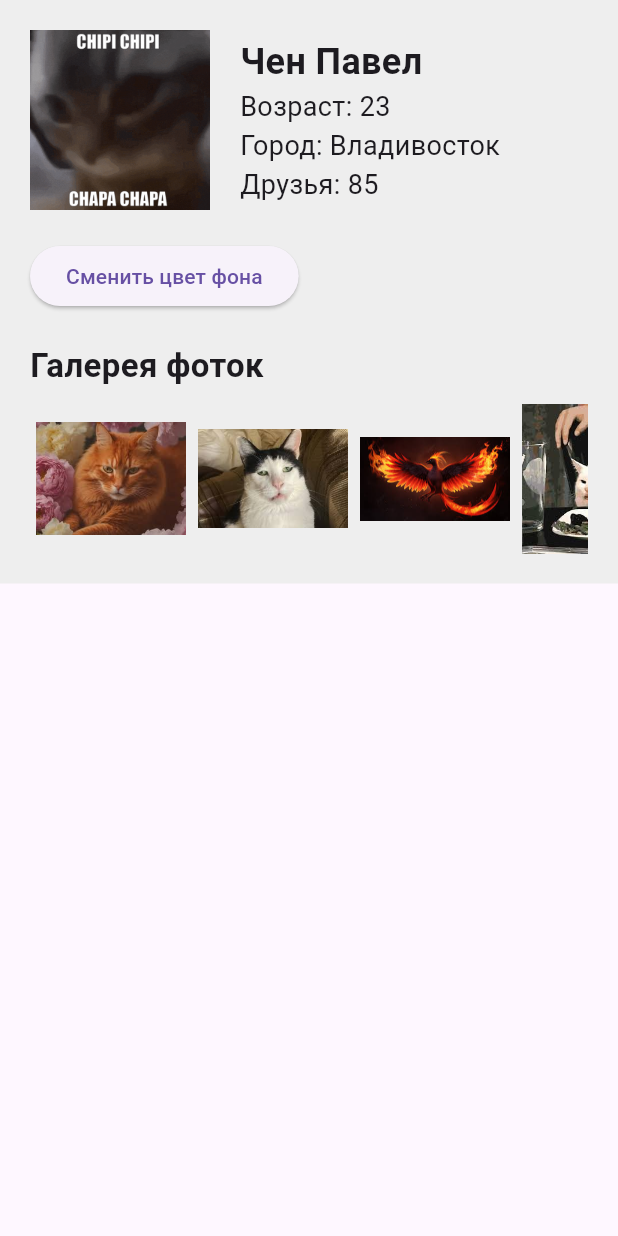
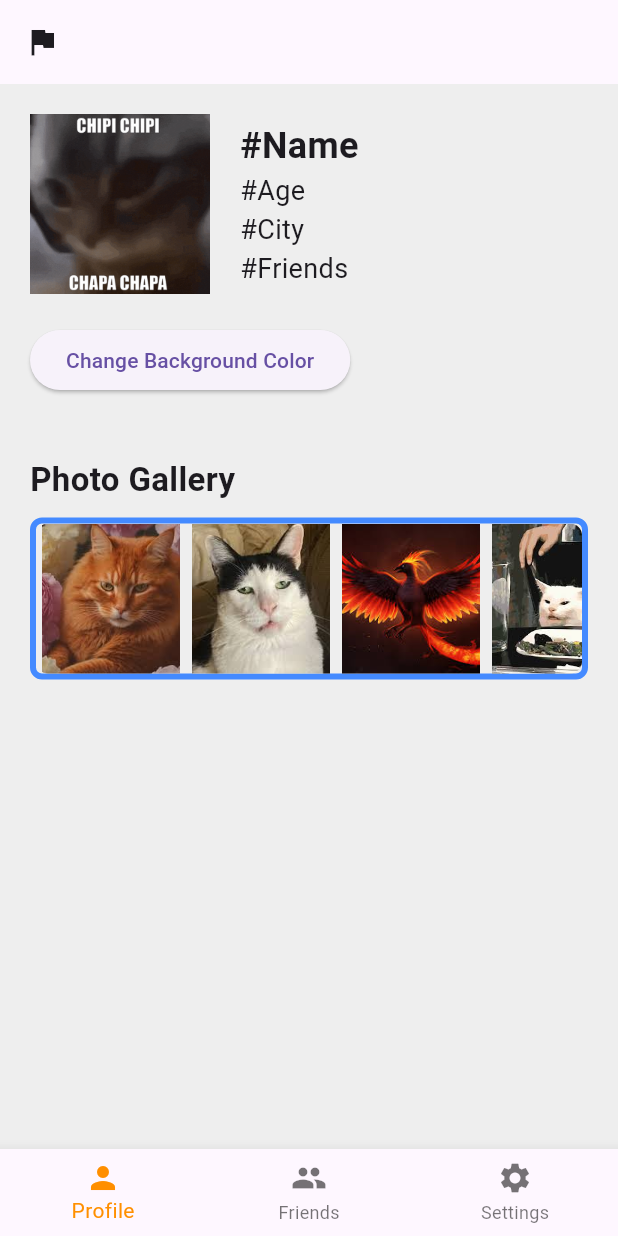
Before and after one commit to Pavel4en/Chen-Pavel-Sergeevich, a Flutter app: the screen it shows after launch, on a phone screen of 412 x 824 dp. Run offline on Flutter 3.47's test engine with Material 3 defaults, Android fonts, the phone set to English and light mode, and no system bars; our stand-ins replace easy_localization.

```diff
--- /dev/null
+++ b/assets/translations/en-US.json
@@ -0,0 +1,7 @@
+{
+  "change_background": "Change Background Color",
+  "photo_gallery": "Photo Gallery",
+  "profile": "Profile",
+  "friends": "Friends",
+  "settings": "Settings"
+}
--- /dev/null
+++ b/assets/translations/ru-RU.json
@@ -0,0 +1,7 @@
+{
+  "change_background": "Сменить цвет фона",
+  "photo_gallery": "Галерея фоток",
+  "profile": "Профиль",
+  "friends": "Друзья",
+  "settings": "Настройки"
+}
--- a/lib/app.dart
+++ b/lib/app.dart
@@ -1,4 +1,5 @@
 import 'package:flutter/material.dart';
+import 'package:easy_localization/easy_localization.dart';
 import 'homep.dart';
 
 class MyApp extends StatelessWidget {
@@ -6,8 +7,16 @@ class MyApp extends StatelessWidget {
 
   @override
   Widget build(BuildContext context) {
-    return const MaterialApp(
-      home: ProfilePage(),
+    return MaterialApp(
+      title: 'Flutter Demo',
+      theme: ThemeData(
+        primarySwatch: Colors.blue,
+        visualDensity: VisualDensity.adaptivePlatformDensity,
+      ),
+      home: const ProfilePage(),
+      localizationsDelegates: context.localizationDelegates,
+      supportedLocales: context.supportedLocales,
+      locale: context.locale,
     );
   }
 }
--- a/lib/homep.dart
+++ b/lib/homep.dart
@@ -1,15 +1,18 @@
 import 'dart:math';
 import 'package:flutter/material.dart';
+import 'package:easy_localization/easy_localization.dart';
 
 class ProfilePage extends StatefulWidget {
   const ProfilePage({super.key});
 
   @override
-  _ProfilePageState createState() => _ProfilePageState();
+  State<ProfilePage> createState() => _ProfilePageState();
 }
 
 class _ProfilePageState extends State<ProfilePage> {
   Color _backgroundColor = Colors.grey.shade200;
+
+  int _selectedIndex = 0;
 
   void _changeBackgroundColor() {
     setState(() {
@@ -17,14 +20,34 @@ class _ProfilePageState extends State<ProfilePage> {
     });
   }
 
+  void _onItemTapped(int index) {
+    setState(() {
+      _selectedIndex = index;
+    });
+  }
+
   @override
   Widget build(BuildContext context) {
     return Scaffold(
-      body: Container(
-        color: _backgroundColor,
+      appBar: AppBar(
+        title: Text(''.tr()),
+        leading: IconButton(
+          icon: Icon(context.locale == const Locale('en', 'US') ? Icons.flag : Icons.flag_outlined),
+          onPressed: () {
+            setState(() {
+              if (context.locale == const Locale('en', 'US')) {
+                context.setLocale(const Locale('ru', 'RU'));
+              } else {
+                context.setLocale(const Locale('en', 'US'));
+              }
+            });
+          },
+        ),
+        backgroundColor: Theme.of(context).appBarTheme.backgroundColor,
+      ),
+      body: SingleChildScrollView(
         child: Padding(
           padding: const EdgeInsets.all(20.0),
-          child: SingleChildScrollView(
           child: Column(
             crossAxisAlignment: CrossAxisAlignment.start,
             children: <Widget>[
@@ -36,10 +59,10 @@ class _ProfilePageState extends State<ProfilePage> {
                     child: Column(
                       crossAxisAlignment: CrossAxisAlignment.start,
                       children: <Widget>[
-                          Text('Чен Павел', style: TextStyle(fontSize: 24, fontWeight: FontWeight.bold)),
-                          Text('Возраст: 23', style: TextStyle(fontSize: 18)),
-                          Text('Город: Владивосток', style: TextStyle(fontSize: 18)),
-                          Text('Друзья: 85', style: TextStyle(fontSize: 18)),
+                        Text('#Name', style: TextStyle(fontSize: 24, fontWeight: FontWeight.bold)),
+                        Text('#Age', style: TextStyle(fontSize: 18)),
+                        Text('#City', style: TextStyle(fontSize: 18)),
+                        Text('#Friends', style: TextStyle(fontSize: 18)),
                       ],
                     ),
                   ),
@@ -48,29 +71,59 @@ class _ProfilePageState extends State<ProfilePage> {
               const SizedBox(height: 20),
               ElevatedButton(
                 onPressed: _changeBackgroundColor,
-                  child: const Text('Сменить цвет фона'),
+                child: Text('change_background'.tr()),
               ),
-                const SizedBox(height: 20),
-                const Text('Галерея фоток', style: TextStyle(fontSize: 22, fontWeight: FontWeight.bold)),
+              const SizedBox(height: 40),
+              Text('photo_gallery'.tr(), style: const TextStyle(fontSize: 22, fontWeight: FontWeight.bold)),
               const SizedBox(height: 10),
-                SizedBox(
+              Container(
+                decoration: BoxDecoration(
+                  border: Border.all(color: Colors.blueAccent, width: 4),
+                  borderRadius: BorderRadius.circular(8),
+                ),
+                child: ClipRRect(
+                  borderRadius: BorderRadius.circular(8),
+                  child: SizedBox(
                     height: 100.0,
                     child: ListView.builder(
                       scrollDirection: Axis.horizontal,
                       itemCount: 5,
                       itemBuilder: (context, index) {
-                      return Container(
-                        width: 100.0,
+                        return AspectRatio(
+                          aspectRatio: 1,
+                          child: Container(
                             margin: const EdgeInsets.symmetric(horizontal: 4.0),
-                        child: Image.asset('assets/images/photo${index + 1}.jpeg'),
+                            child: Image.asset('assets/images/photo${index + 1}.jpeg', fit: BoxFit.cover),
+                          ),
                         );
                       },
+                    ),
+                  ),
                 ),
               ),
             ],
           ),
         ),
       ),
+      backgroundColor: _backgroundColor,
+      bottomNavigationBar: BottomNavigationBar(
+        items: <BottomNavigationBarItem>[
+          BottomNavigationBarItem(
+            icon: const Icon(Icons.person),
+            label: 'profile'.tr(),
+          ),
+          BottomNavigationBarItem(
+            icon: const Icon(Icons.people),
+            label: 'friends'.tr(),
+          ),
+          BottomNavigationBarItem(
+            icon: const Icon(Icons.settings),
+            label: 'settings'.tr(),
+          ),
+        ],
+        currentIndex: _selectedIndex,
+        onTap: _onItemTapped,
+        selectedItemColor: Colors.amber[800],
       ),
     );
   }
--- a/lib/main.dart
+++ b/lib/main.dart
@@ -1,6 +1,16 @@
 import 'package:flutter/material.dart';
+import 'package:easy_localization/easy_localization.dart';
 import 'app.dart';
 
-void main() {
-  runApp(const MyApp());
+void main() async {
+  WidgetsFlutterBinding.ensureInitialized();
+  await EasyLocalization.ensureInitialized();
+  runApp(
+    EasyLocalization(
+      supportedLocales: const [Locale('en', 'US'), Locale('ru', 'RU')],
+      path: 'assets/translations',
+      fallbackLocale: const Locale('en', 'US'),
+      child: const MyApp(),
+    ),
+  );
 }
--- a/pubspec.yaml
+++ b/pubspec.yaml
@@ -30,7 +30,7 @@ environment:
 dependencies:
   flutter:
     sdk: flutter
-
+  easy_localization: ^3.0.5
 
   # The following adds the Cupertino Icons font to your application.
   # Use with the CupertinoIcons class for iOS style icons.
@@ -39,6 +39,7 @@ dependencies:
 dev_dependencies:
   flutter_test:
     sdk: flutter
+
 
   # The "flutter_lints" package below contains a set of recommended lints to
   # encourage good coding practices. The lint set provided by the package is
@@ -54,6 +55,8 @@ dev_dependencies:
 flutter:
   assets:
     - assets/images/
+    - assets/translations/en-US.json
+    - assets/translations/ru-RU.json
   # The following line ensures that the Material Icons font is
   # included with your application, so that you can use the icons in
   # the material Icons class.
```
Also changed, not shown: pubspec.lock, 7 other files. Lines whose indentation alone changed are shown as unchanged.
